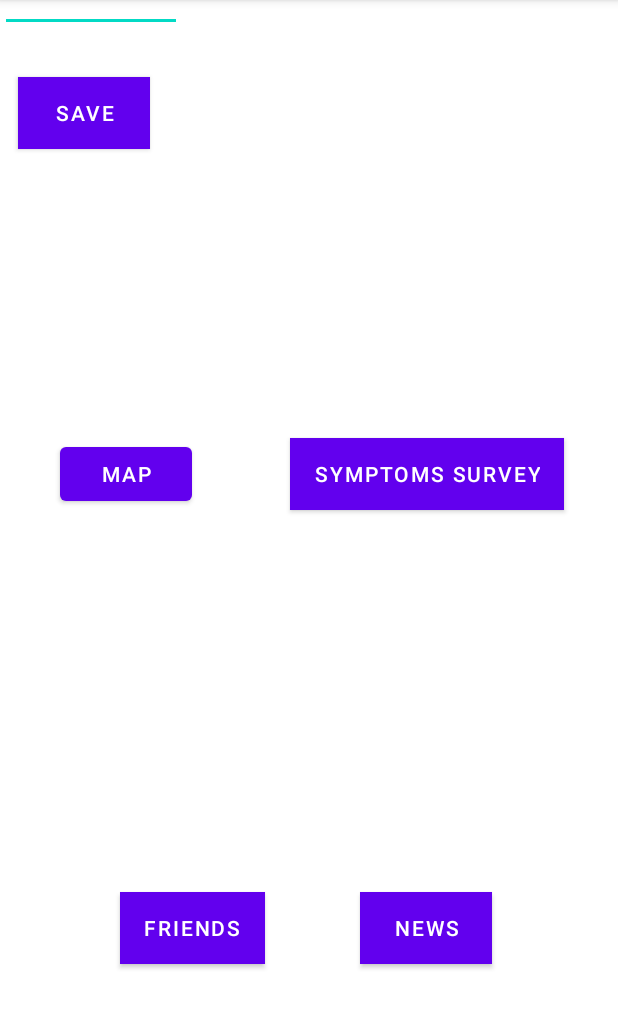
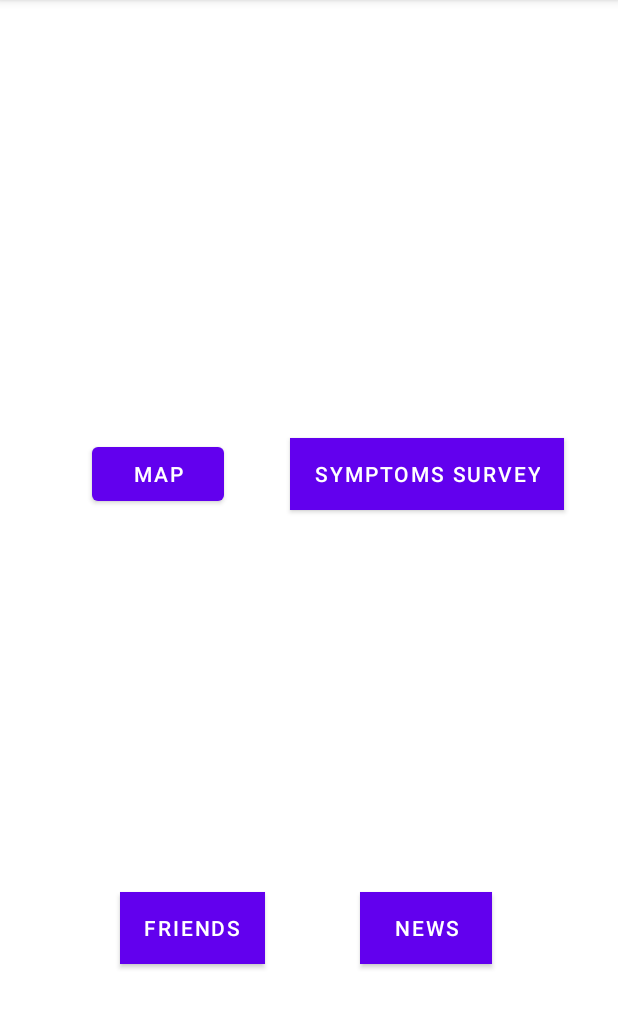
Before and after one commit to TraceLA/TraceLAAndroid, an Android app: the MainActivity screen opened directly, with no data from a screen before it, on a phone screen of 412 x 824 dp, the part 84-1113 px from its top. Run offline under Robolectric (Android 15) with nearby library versions, the phone set to English and light mode, and no system bars.

Commit message:
basic search view + update constraints
searches items 1-100 and displays location

```diff
--- a/app/src/main/java/edu/ucla/darrenzhang/tracela/MainActivity.java
+++ b/app/src/main/java/edu/ucla/darrenzhang/tracela/MainActivity.java
@@ -75,23 +75,23 @@ public class MainActivity extends AppCompatActivity {
             }
         });
     }
-    @Override
-    protected void onStart() {
-        super.onStart();
-
-        Button saveBtn = findViewById(R.id.saveButton);
-        saveBtn.setOnClickListener(new View.OnClickListener() {
-            @Override
-            public void onClick(View view) {
-                EditText inputString = findViewById(R.id.inputText);
-                writeToInternalMemory(inputString.getText().toString());
-//                Backend a = new Backend();
-//                a.getAndPOST("");
-                displayInternalMemory();
-            }
-        });
-
-    }
+//    @Override
+//    protected void onStart() {
+//        super.onStart();
+//
+////        Button saveBtn = findViewById(R.id.saveButton);
+//        saveBtn.setOnClickListener(new View.OnClickListener() {
+//            @Override
+//            public void onClick(View view) {
+////                EditText inputString = findViewById(R.id.inputText);
+//                writeToInternalMemory(inputString.getText().toString());
+////                Backend a = new Backend();
+////                a.getAndPOST("");
+//                displayInternalMemory();
+//            }
+//        });
+//
+//    }
     public boolean internalMemoryIsEmpty(){
         writeToInternalMemory("");
 
@@ -138,8 +138,8 @@ public class MainActivity extends AppCompatActivity {
                 phrase.append(line);
                 line = reader.readLine();
             }
-            TextView outputText = findViewById(R.id.displayText);
-            outputText.setText(phrase.toString());
+//            TextView outputText = findViewById(R.id.displayText);
+//            outputText.setText(phrase.toString());
         }catch (IOException e){
             e.printStackTrace();
         }
--- a/app/src/main/res/layout/activity_main.xml
+++ b/app/src/main/res/layout/activity_main.xml
@@ -6,40 +6,6 @@
     android:layout_height="match_parent"
     android:background="@android:color/background_light"
     tools:context=".MainActivity">
-
-    <TextView
-        android:id="@+id/displayText"
-        android:layout_width="285dp"
-        android:layout_height="27dp"
-        app:layout_constraintBottom_toBottomOf="parent"
-        app:layout_constraintHorizontal_bias="1.0"
-        app:layout_constraintLeft_toLeftOf="parent"
-        app:layout_constraintRight_toRightOf="parent"
-        app:layout_constraintTop_toTopOf="parent"
-        app:layout_constraintVertical_bias="0.171" />
-
-    <Button
-        android:id="@+id/saveButton"
-        android:layout_width="wrap_content"
-        android:layout_height="wrap_content"
-        android:text="Save"
-        android:background="@android:color/holo_blue_light"
-        app:layout_constraintBottom_toBottomOf="parent"
-        app:layout_constraintEnd_toEndOf="parent"
-        app:layout_constraintHorizontal_bias="0.037"
-        app:layout_constraintStart_toStartOf="parent"
-        app:layout_constraintTop_toTopOf="parent"
-        app:layout_constraintVertical_bias="0.071" />
-
-    <EditText
-        android:id="@+id/inputText"
-        android:layout_width="121dp"
-        android:layout_height="21dp"
-        android:ems="10"
-        android:hint="Enter Text"
-        android:inputType="textPersonName"
-        tools:layout_editor_absoluteX="16dp"
-        tools:layout_editor_absoluteY="16dp" />
 
     <Button
         android:id="@+id/newsButton"
@@ -84,11 +50,12 @@
         android:id="@+id/mapButton"
         android:layout_width="wrap_content"
         android:layout_height="wrap_content"
-        android:layout_marginStart="40dp"
         android:layout_marginTop="292dp"
         android:onClick="onClickMap"
         android:text="@string/map"
-        app:layout_constraintStart_toStartOf="@+id/inputText"
+        app:layout_constraintEnd_toStartOf="@+id/surveyButton"
+        app:layout_constraintHorizontal_bias="0.584"
+        app:layout_constraintStart_toStartOf="parent"
         app:layout_constraintTop_toTopOf="parent" />
 
 </androidx.constraintlayout.widget.ConstraintLayout>
```
Also changed, not shown: app/src/main/java/edu/ucla/darrenzhang/tracela/Friends.java (+66 -0 lines), app/src/main/res/drawable/ic_search.xml (added, +10 -0 lines), app/src/main/res/layout/activity_friends.xml (+11 -11 lines), app/src/main/res/menu/menu_search.xml (added, +11 -0 lines).
